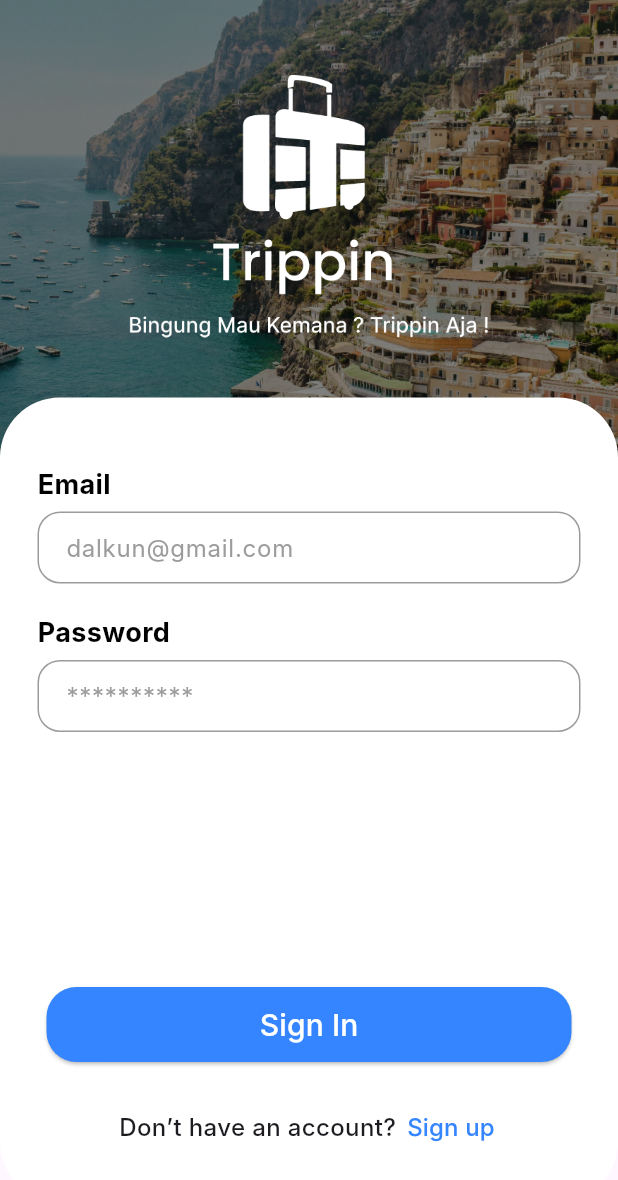
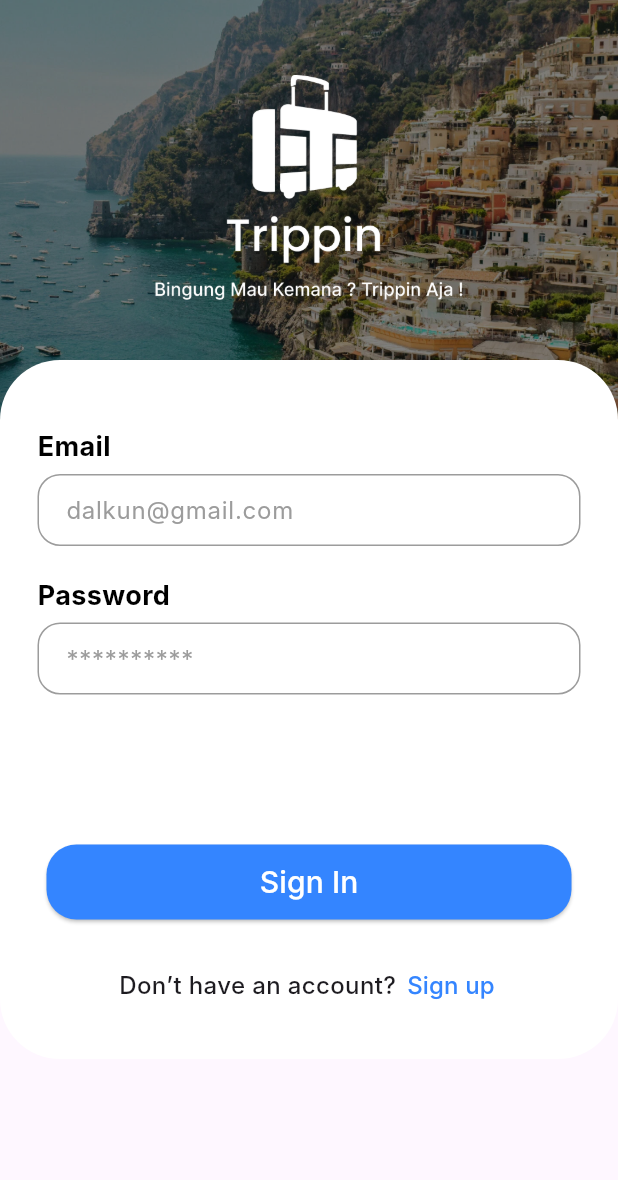
Before and after one commit to ryanceha/Trippin, a Flutter app: the screen it shows after launch, on a phone screen of 412 x 824 dp. Shown: the top 1180 px of the screen. Run offline on Flutter 3.47's test engine with Material 3 defaults, Android fonts, the phone set to English and light mode, and no system bars; our stand-ins replace animated_splash_screen, curved_navigation_bar; Roboto replaces fonts that are missing (Inter).

Commit message:
new bottom navbar front end + adjustment on login page

```diff
--- a/lib/main.dart
+++ b/lib/main.dart
@@ -1,4 +1,5 @@
 import 'package:flutter/material.dart';
+import 'package:trippin/pages/home_page.dart';
 import 'package:trippin/pages/splash_page.dart';
 
 void main() {
@@ -11,6 +12,7 @@ class MainApp extends StatelessWidget {
   @override
   Widget build(BuildContext context) {
     return MaterialApp(
+      debugShowCheckedModeBanner: false,
       title: 'Flutter Demo',
       theme: ThemeData(
         colorScheme: ColorScheme.fromSeed(seedColor: Colors.deepPurple),
--- a/lib/pages/login_page.dart
+++ b/lib/pages/login_page.dart
@@ -30,8 +30,8 @@ class _LoginPageState extends State<LoginPage> {
             Container(
               // make front
               margin: const EdgeInsets.only(top: 50),
-              width: 350,
-              height: 175,
+              width: 300,
+              height: 150,
               child: Image.asset('lib/images/title-white.png'),
             ),
             Container(
@@ -136,7 +136,7 @@ class _LoginPageState extends State<LoginPage> {
       child: Container(
         width: 350,
         height: 50,
-        margin: const EdgeInsets.only(top: 150),
+        margin: const EdgeInsets.only(top: 80),
         child: ElevatedButton(
             style: ElevatedButton.styleFrom(
               backgroundColor: Color(0xFF3485FF),
--- a/pubspec.yaml
+++ b/pubspec.yaml
@@ -11,6 +11,7 @@ dependencies:
     sdk: flutter
   flutter_svg: ^1.0.3
   animated_splash_screen: ^1.2.0
+  curved_navigation_bar: ^1.0.6
 
 dev_dependencies:
   flutter_test:
```
Also changed, not shown: lib/pages/home_page.dart (+69 -0 lines), pubspec.lock.
